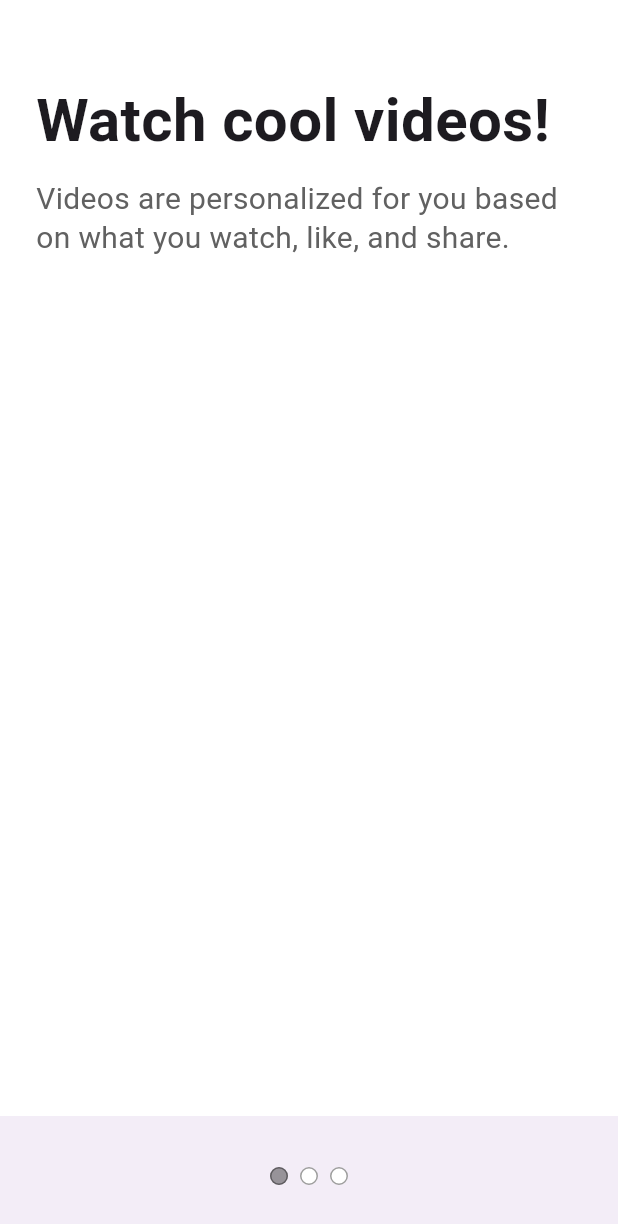
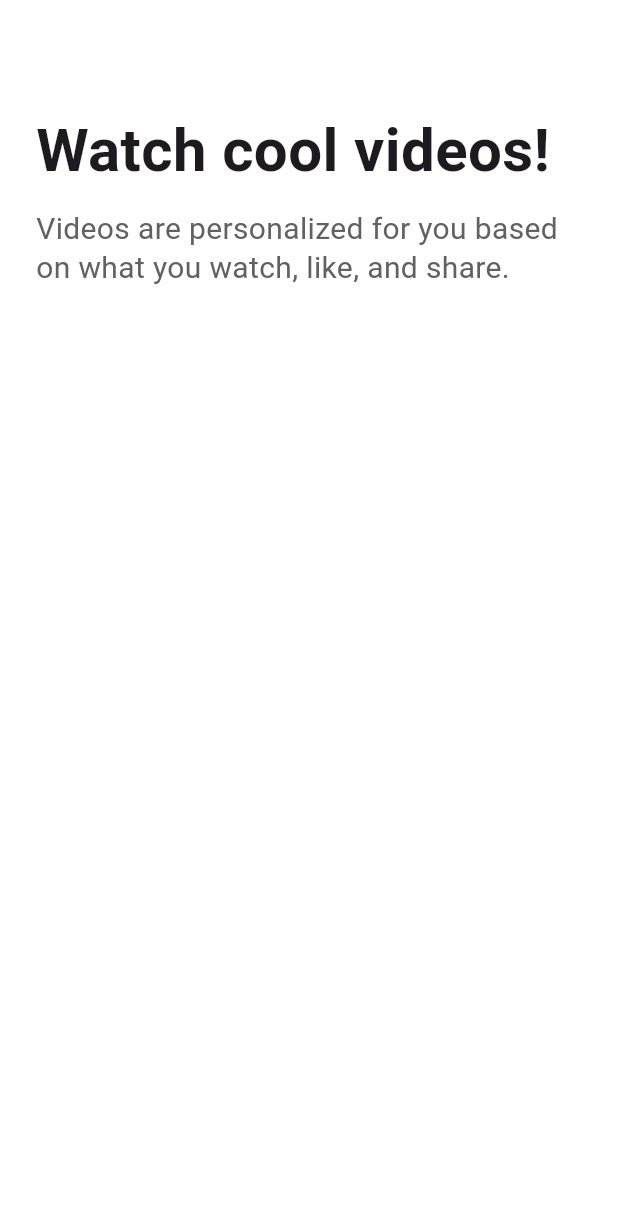
Before and after one commit to wjdgusdn1223/tiktok_clone, a Flutter app: the TutorialScreen screen opened directly, on a phone screen of 412 x 824 dp. Shown: the top 1224 px of the screen. Run offline on Flutter 3.47's test engine with Material 3 defaults, Android fonts, the phone set to English and light mode, and no system bars; our stand-ins replace font_awesome_flutter.

Commit message:
onBoarding feature final commit

```diff
--- a/lib/features/onboarding/tutorial_screen.dart
+++ b/lib/features/onboarding/tutorial_screen.dart
@@ -1,26 +1,73 @@
+import 'package:flutter/cupertino.dart';
 import 'package:flutter/material.dart';
 import 'package:tiktok_clone/constants/gaps.dart';
 import 'package:tiktok_clone/constants/sizes.dart';
 
-class TutorialScreen extends StatelessWidget {
+enum Direction { left, right }
+
+enum Page { first, second }
+
+class TutorialScreen extends StatefulWidget {
   const TutorialScreen({super.key});
 
   @override
+  State<TutorialScreen> createState() => _TutorialScreenState();
+}
+
+class _TutorialScreenState extends State<TutorialScreen> {
+  Direction _direction = Direction.right;
+  Page _showingPage = Page.first;
+
+  void _onPanUpdate(DragUpdateDetails details) {
+    if (details.delta.dx > 0) {
+      setState(() {
+        _direction = Direction.right;
+      });
+    } else {
+      setState(() {
+        _direction = Direction.left;
+      });
+    }
+  }
+
+  void _onPanEnd(DragEndDetails details) {
+    if (_direction == Direction.left) {
+      setState(() {
+        _showingPage = Page.second;
+      });
+    } else {
+      setState(() {
+        _showingPage = Page.first;
+      });
+    }
+  }
+
+  void _onTapEnter() {
+    if (_showingPage == Page.second) {
+      print("11");
+    }
+  }
+
+  @override
   Widget build(BuildContext context) {
-    return DefaultTabController(
-      length: 3,
+    return GestureDetector(
+      onPanUpdate: _onPanUpdate,
+      onPanEnd: _onPanEnd,
       child: Scaffold(
-        body: SafeArea(
-          child: TabBarView(
-            children: [
-              Padding(
+        body: Padding(
           padding: const EdgeInsets.symmetric(
             horizontal: Sizes.size24,
           ),
-                child: Column(
+          child: SafeArea(
+            child: AnimatedCrossFade(
+              duration: const Duration(milliseconds: 300),
+              crossFadeState: _showingPage == Page.first
+                  ? CrossFadeState.showFirst
+                  : CrossFadeState.showSecond,
+              firstChild: Column(
                 crossAxisAlignment: CrossAxisAlignment.start,
                 children: [
-                    Gaps.v52,
+                  Gaps.v72,
                   const Text(
                     "Watch cool videos!",
                     style: TextStyle(
@@ -39,15 +86,12 @@ class TutorialScreen extends StatelessWidget {
                   ),
                 ],
               ),
-              ),
-              Padding(
-                padding: const EdgeInsets.symmetric(
-                  horizontal: Sizes.size24,
-                ),
-                child: Column(
+              secondChild: Column(
                 crossAxisAlignment: CrossAxisAlignment.start,
                 children: [
-                    Gaps.v52,
+                  Column(
+                    children: [
+                      Gaps.v72,
                       const Text(
                         "Follow the rules!",
                         style: TextStyle(
@@ -57,7 +101,7 @@ class TutorialScreen extends StatelessWidget {
                       ),
                       Gaps.v10,
                       Text(
-                      "Videos are personalized for you based on what you watch, like, and share.",
+                        "Take care of one another! Please.",
                         style: TextStyle(
                           fontSize: Sizes.size20,
                           height: 1.3,
@@ -66,48 +110,38 @@ class TutorialScreen extends StatelessWidget {
                       ),
                     ],
                   ),
-              ),
-              Padding(
-                padding: const EdgeInsets.symmetric(
-                  horizontal: Sizes.size24,
-                ),
-                child: Column(
-                  crossAxisAlignment: CrossAxisAlignment.start,
-                  children: [
-                    Gaps.v52,
-                    const Text(
-                      "Enjoy the ride",
-                      style: TextStyle(
-                        fontSize: Sizes.size40,
-                        fontWeight: FontWeight.w700,
-                      ),
-                    ),
-                    Gaps.v10,
-                    Text(
-                      "Videos are personalized for you based on what you watch, like, and share.",
-                      style: TextStyle(
-                        fontSize: Sizes.size20,
-                        height: 1.3,
-                        color: Colors.grey.shade700,
-                      ),
-                    ),
                 ],
               ),
             ),
-            ],
           ),
         ),
         bottomNavigationBar: BottomAppBar(
+          padding: EdgeInsets.zero,
+          child: SafeArea(
             child: Container(
-            padding: const EdgeInsets.symmetric(vertical: Sizes.size10),
-            child: const Row(
-              mainAxisAlignment: MainAxisAlignment.center,
-              children: [
-                TabPageSelector(
+              decoration: const BoxDecoration(
                 color: Colors.white,
-                  selectedColor: Colors.black38,
               ),
-              ],
+              padding: const EdgeInsets.only(
+                top: Sizes.size6,
+                bottom: Sizes.size28,
+                left: Sizes.size24,
+                right: Sizes.size24,
+              ),
+              child: AnimatedOpacity(
+                opacity: _showingPage == Page.first ? 0 : 1,
+                duration: const Duration(milliseconds: 300),
+                child: CupertinoButton(
+                  color: Theme.of(context).primaryColor,
+                  onPressed: _onTapEnter,
+                  child: const Text(
+                    "Enter the app!!",
+                    style: TextStyle(
+                      fontWeight: FontWeight.w500,
+                    ),
+                  ),
+                ),
+              ),
             ),
           ),
         ),
```
Lines whose indentation alone changed are shown as unchanged.
